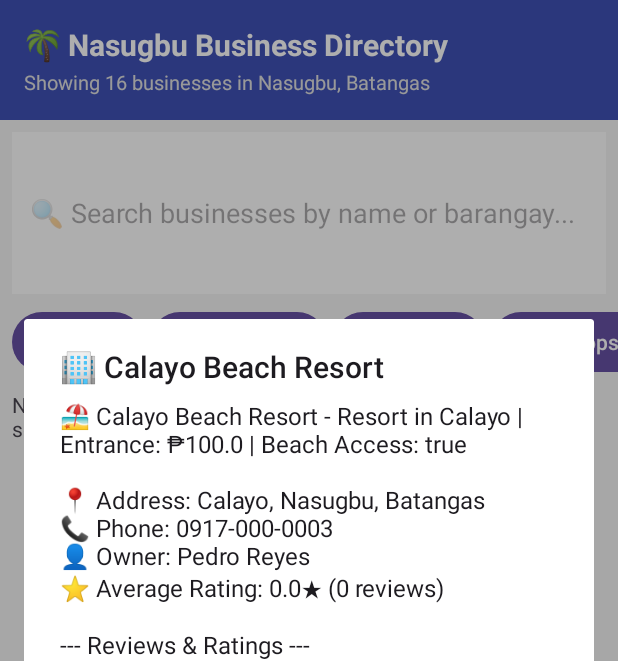
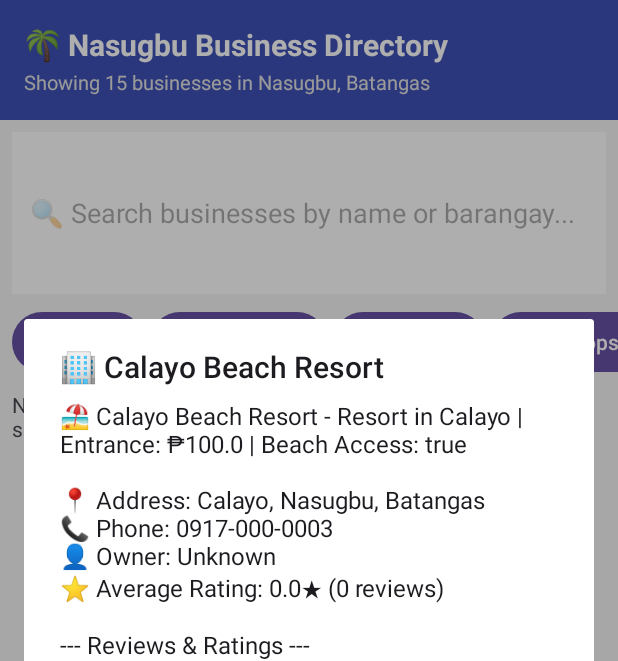
Before and after one commit to adriebtstaa/Local-Business-Locator-and-Directory, an Android app: the MainActivity screen opened directly, with no data from a screen before it, after a tap on "Calayo Beach Resort", on a phone screen of 412 x 824 dp. Shown: the top 661 px of the screen. Run offline under Robolectric (Android 15) with nearby library versions, the phone set to English and light mode, and no system bars; our stand-ins replace Room's generated code; 1 statement that could not run was skipped.

Commit message:
new changes in business entity

```diff
--- a/app/src/main/java/com/example/nasugbubusinesslocator/MainActivity.kt
+++ b/app/src/main/java/com/example/nasugbubusinesslocator/MainActivity.kt
@@ -237,22 +237,21 @@ class BusinessDirectory {
     companion object {
         fun getInitialEntities(): List<BusinessEntity> {
             return listOf(
-                BusinessEntity(1, "Kawayan Cove", "Juan Dela Cruz", "Bucana, Nasugbu, Batangas", "Bucana", "Resort", "0917-000-0001", "", 14.1350, 120.6150, "https://www.google.com/_blob/5d3160d6604347ccc232129979240222, https://www.google.com/_blob/b33082053cc67b0d21d8b3897cc00614", hasBeachAccess = true, entranceFee = 150.0),
-                BusinessEntity(2, "Fortune Island Resort", "Maria Santos", "Fortune Island, Nasugbu, Batangas", "Fortune Island", "Resort", "0917-000-0002", "", 14.0580, 120.4870, "https://www.google.com/_blob/ded849771f379e4d5055da62a5c818ab, https://www.google.com/_blob/bad2e9ff6f5e8df3549fb515e40235d5", hasBeachAccess = true, entranceFee = 500.0),
-                BusinessEntity(3, "Calayo Beach Resort", "Pedro Reyes", "Calayo, Nasugbu, Batangas", "Calayo", "Resort", "0917-000-0003", "", 14.1100, 120.6200, "https://www.google.com/_blob/83ac4008f568eeae1990636c55bb296c, https://www.google.com/_blob/0561d219560692e363d2b8af4af9f886", hasBeachAccess = true, entranceFee = 100.0),
-                BusinessEntity(4, "Canyon Cove Beach Club and Residences", "Jose Ramos", "Wawa, Nasugbu, Batangas", "Wawa", "Resort", "0917-000-0004", "", 14.0800, 120.6400, "https://www.google.com/_blob/edb639d3ec7dee9a8d58d14e1e55fd9f, https://www.google.com/_blob/9d55c3c5abd8e569a95c538d64dd5aea", hasBeachAccess = true, entranceFee = 80.0),
-                BusinessEntity(5, "Papaya Beach Resort", "Liza Cruz", "Papaya, Nasugbu, Batangas", "Papaya", "Resort", "0917-000-0005", "", 14.0900, 120.6000, "https://www.google.com/_blob/48a5a15e852164ebdae5207406f8f525, https://www.google.com/_blob/063ca421669ff619d51619db6dcce630", hasBeachAccess = true, entranceFee = 120.0),
-                BusinessEntity(6, "Jollibee Nasugbu", "Jollibee Corp", "Brgy. 3, Nasugbu, Batangas", "Brgy. 3", "Food", "043-123-4567", "", 14.0700, 120.6350, "https://www.google.com/_blob/3d3bc978d10e55eae02067aa1d6523f4, https://www.google.com/_blob/5c61ccb6f3d1bd8eea2ab49d839b23c0", cuisineType = "Fast Food"),
-                BusinessEntity(7, "McDonald's Nasugbu", "McDonald's Corp", "Nasugbu Town, Batangas", "Brgy. 3", "Food", "043-123-4568", "", 14.0690, 120.6330, "https://www.google.com/_blob/86403cfa27ce61ca1d3667f485d79142, https://www.google.com/_blob/470892641917cf65864d9c8a052f6a6a", cuisineType = "Fast Food"),
-                BusinessEntity(8, "Bayani’s Lomi House & Restaurant - Nasugbu", "Ana Garcia", "Wawa, Nasugbu, Batangas", "Wawa", "Food", "0917-000-0008", "", 14.0810, 120.6410, "https://www.google.com/_blob/68748a967c9dc36c02f23fbda93a582b, https://www.google.com/_blob/697738c1c8325688a4c06c4a020d1abf", cuisineType = "Filipino"),
-                BusinessEntity(9, "Nasugbu Public Market", "Municipality", "Brgy. 4, Nasugbu, Batangas", "Brgy. 4", "Shop", "043-123-4569", "", 14.0725, 120.6345, "https://www.google.com/_blob/64b02d610c7ff07eadcfec50d8351895, https://www.google.com/_blob/334cdf8b509937de3f2c672f3ea28b6b", openingHours = "5AM - 6PM"),
-                BusinessEntity(10, "Puregold Nasugbu", "Puregold", "Nasugbu Town, Batangas", "Brgy. 3", "Shop", "043-123-4570", "", 14.0680, 120.6360, "https://www.google.com/_blob/3fba656069d42bc6cd9884aa112d5d4a, https://www.google.com/_blob/414354d4da8c03f0ea722a2ac7c6939e", openingHours = "8AM - 9PM"),
-                BusinessEntity(11, "7-Eleven Bucana Nasugbu", "7-Eleven", "Brgy. 3, Nasugbu, Batangas", "Brgy. 3", "Shop", "043-123-4571", "", 14.0710, 120.6340, "https://www.google.com/_blob/11f1192e3329c248cb1f7c28c8d7a78c, https://www.google.com/_blob/2c7afa8afc586223b0cc0f8f534eb172", openingHours = "24 Hours"),
-                BusinessEntity(12, "Nasugbu Municipal Hall", "Municipality", "Brgy. 2, Nasugbu, Batangas", "Brgy. 2", "Shop", "043-123-4572", "", 14.0730, 120.6310, "https://www.google.com/_blob/64b02d610c7ff07eadcfec50d8351895", openingHours = "8AM - 5PM"),
-                BusinessEntity(13, "Kape Nasugbu", "Juan Santos", "Brgy. 3, Nasugbu, Batangas", "Brgy. 3", "Cafe", "0917-111-2222", "", 14.0715, 120.6348, "https://www.google.com/_blob/7b621d2c473845c6f2c134d43fd5be71", specialty = "Barako Coffee", hasWifi = true),
-                BusinessEntity(14, "Seaside Brew", "Carla Reyes", "Wawa, Nasugbu, Batangas", "Wawa", "Cafe", "0917-333-4444", "", 14.0820, 120.6420, "https://www.google.com/_blob/811ef66a0bb01b1bb295146b40877374", specialty = "Iced Latte", hasWifi = true),
+                BusinessEntity(1, "Kawayan Cove", "Jose G. Puyat", "Bucana, Nasugbu, Batangas", "Bucana", "Resort", "0917-000-0001", "", 14.1350, 120.6150, "https://www.google.com/_blob/5d3160d6604347ccc232129979240222, https://www.google.com/_blob/b33082053cc67b0d21d8b3897cc00614", hasBeachAccess = true, entranceFee = 150.0),
+                BusinessEntity(2, "Fortune Island Resort", "Jose Antonio Leviste", "Fortune Island, Nasugbu, Batangas", "Fortune Island", "Resort", "0917-000-0002", "", 14.0580, 120.4870, "https://www.google.com/_blob/ded849771f379e4d5055da62a5c818ab, https://www.google.com/_blob/bad2e9ff6f5e8df3549fb515e40235d5", hasBeachAccess = true, entranceFee = 500.0),
+                BusinessEntity(3, "Calayo Beach Resort", "Unknown", "Calayo, Nasugbu, Batangas", "Calayo", "Resort", "0917-000-0003", "", 14.1100, 120.6200, "https://www.google.com/_blob/83ac4008f568eeae1990636c55bb296c, https://www.google.com/_blob/0561d219560692e363d2b8af4af9f886", hasBeachAccess = true, entranceFee = 100.0),
+                BusinessEntity(4, "Canyon Cove Beach Club and Residences", "George Go", "Wawa, Nasugbu, Batangas", "Wawa", "Resort", "0917-000-0004", "", 14.0800, 120.6400, "https://www.google.com/_blob/edb639d3ec7dee9a8d58d14e1e55fd9f, https://www.google.com/_blob/9d55c3c5abd8e569a95c538d64dd5aea", hasBeachAccess = true, entranceFee = 80.0),
+                BusinessEntity(5, "Papaya Beach Resort", "Michael SikSik", "Papaya, Nasugbu, Batangas", "Papaya", "Resort", "0917-000-0005", "", 14.0900, 120.6000, "https://www.google.com/_blob/48a5a15e852164ebdae5207406f8f525, https://www.google.com/_blob/063ca421669ff619d51619db6dcce630", hasBeachAccess = true, entranceFee = 120.0),
+                BusinessEntity(6, "Jollibee Nasugbu", "Jollibee Foods Corp", "Brgy. 3, Nasugbu, Batangas", "Brgy. 3", "Food", "043-123-4567", "", 14.0700, 120.6350, "https://www.google.com/_blob/3d3bc978d10e55eae02067aa1d6523f4, https://www.google.com/_blob/5c61ccb6f3d1bd8eea2ab49d839b23c0", cuisineType = "Fast Food"),
+                BusinessEntity(7, "McDonald's Nasugbu", "Golden Arches Development Corporation", "Nasugbu Town, Batangas", "Brgy. 3", "Food", "043-123-4568", "", 14.0690, 120.6330, "https://www.google.com/_blob/86403cfa27ce61ca1d3667f485d79142, https://www.google.com/_blob/470892641917cf65864d9c8a052f6a6a", cuisineType = "Fast Food"),
+                BusinessEntity(8, "Bayani’s Lomi House & Restaurant - Nasugbu", "Unknown", "Wawa, Nasugbu, Batangas", "Wawa", "Food", "0917-000-0008", "", 14.0810, 120.6410, "https://www.google.com/_blob/68748a967c9dc36c02f23fbda93a582b, https://www.google.com/_blob/697738c1c8325688a4c06c4a020d1abf", cuisineType = "Filipino"),
+                BusinessEntity(9, "Nasugbu Public Market", "Municipality of Nasugbu", "Brgy. 4, Nasugbu, Batangas", "Brgy. 4", "Shop", "043-123-4569", "", 14.0725, 120.6345, "https://www.google.com/_blob/64b02d610c7ff07eadcfec50d8351895, https://www.google.com/_blob/334cdf8b509937de3f2c672f3ea28b6b", openingHours = "5AM - 6PM"),
+                BusinessEntity(10, "Puregold Nasugbu", "Puregold Price Club Inc", "Nasugbu Town, Batangas", "Brgy. 3", "Shop", "043-123-4570", "", 14.0680, 120.6360, "https://www.google.com/_blob/3fba656069d42bc6cd9884aa112d5d4a, https://www.google.com/_blob/414354d4da8c03f0ea722a2ac7c6939e", openingHours = "8AM - 9PM"),
+                BusinessEntity(11, "7-Eleven Nasugbu", "Philippine Seven Corporation", "Brgy. 3, Nasugbu, Batangas", "Brgy. 3", "Shop", "043-123-4571", "", 14.0710, 120.6340, "https://www.google.com/_blob/11f1192e3329c248cb1f7c28c8d7a78c, https://www.google.com/_blob/2c7afa8afc586223b0cc0f8f534eb172", openingHours = "24 Hours"),
+                BusinessEntity(13, "Kape Nasugbu", "Unknown", "Brgy. 3, Nasugbu, Batangas", "Brgy. 3", "Cafe", "0917-111-2222", "", 14.0715, 120.6348, "https://www.google.com/_blob/7b621d2c473845c6f2c134d43fd5be71", specialty = "Barako Coffee", hasWifi = true),
+                BusinessEntity(14, "Seaside Brew", "Unknown", "Wawa, Nasugbu, Batangas", "Wawa", "Cafe", "0917-333-4444", "", 14.0820, 120.6420, "https://www.google.com/_blob/811ef66a0bb01b1bb295146b40877374", specialty = "Iced Latte", hasWifi = true),
                 BusinessEntity(15, "Mercury Drug Nasugbu", "Mercury Corp", "Brgy. 3, Nasugbu, Batangas", "Brgy. 3", "Pharmacy", "043-987-6543", "", 14.0705, 120.6355, "https://www.google.com/_blob/0f6555250bf3cf30299149d070bd6293, https://www.google.com/_blob/9c09c3865801b4f620a59376db0f6afa", is24Hours = true),
-                BusinessEntity(16, "The Generics Pharmacy", "Gen Pharmacy", "Brgy. 2, Nasugbu, Batangas", "Brgy. 2", "Pharmacy", "043-555-1234", "", 14.0735, 120.6315, "https://www.google.com/_blob/1ea3a983307d8300a59203100d9d8aac", is24Hours = false)
+                BusinessEntity(16, "The Generics Pharmacy", "LIAHDO Corp", "Brgy. 2, Nasugbu, Batangas", "Brgy. 2", "Pharmacy", "043-555-1234", "", 14.0735, 120.6315, "https://www.google.com/_blob/1ea3a983307d8300a59203100d9d8aac", is24Hours = false)
             )
         }
 
```
